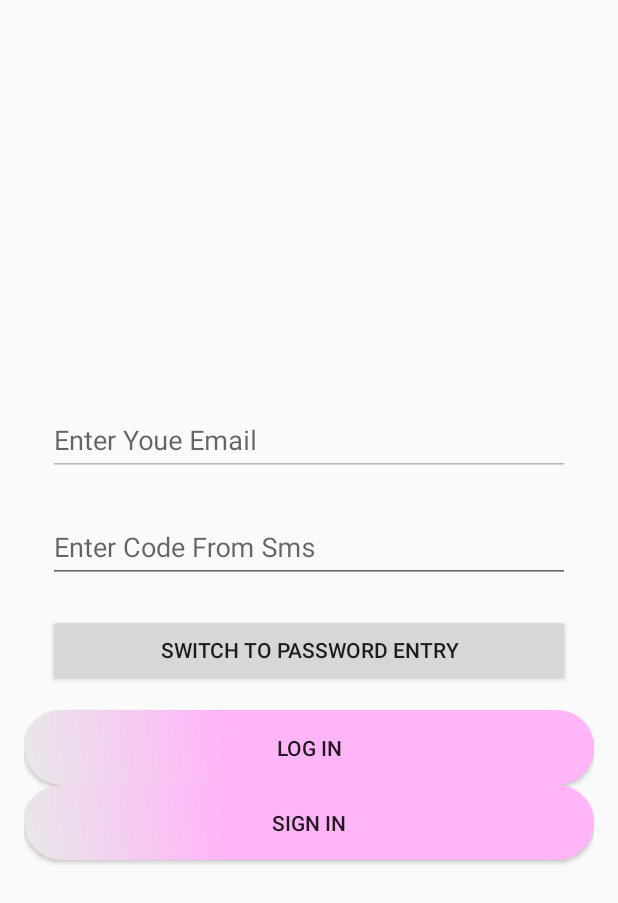
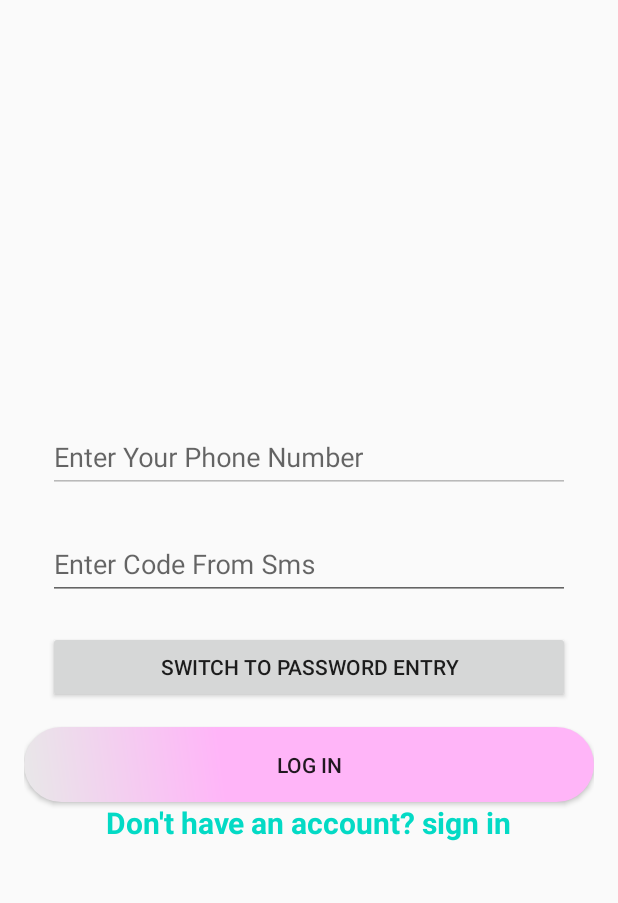
Before and after one commit to SimchaPo/socialdeliverysystem, an Android app: the screen it shows after launch (LoginActivity), after a tap on "GET CODE IN SMS", on a phone screen of 412 x 824 dp. Shown: the top 903 px of the screen. Run offline under Robolectric (Android 15) with nearby library versions, the phone set to English and light mode, and no system bars; our stand-ins replace Firebase (no records; nobody signed in at launch, a user with empty details on screens opened directly); 2 other taps on this screen came first.

```diff
--- a/app/src/main/AndroidManifest.xml
+++ b/app/src/main/AndroidManifest.xml
@@ -10,10 +10,10 @@
         android:roundIcon="@mipmap/ic_launcher_round"
         android:supportsRtl="true"
         android:theme="@style/AppTheme">
-        <activity android:name=".SigninActivity"></activity>
-        <activity android:name=".MainActivity"></activity>
+        <activity android:name=".ui.SigninActivity" />
+        <activity android:name=".ui.MainActivity" />
         <activity
-            android:name=".LoginActivity"
+            android:name=".ui.LoginActivity"
             android:label="@string/app_name"
             android:theme="@style/AppTheme.NoActionBar">
             <intent-filter>
--- /dev/null
+++ b/app/src/main/java/com/example/socialdeliverysystem/Entites/Parcel.java
@@ -0,0 +1,6 @@
+package com.example.socialdeliverysystem.Entites;
+
+public class Parcel {
+    public enum Type{Envelope, SmallPackage, LargePackage};
+    public enum Weight{}
+}
--- a/app/src/main/java/com/example/socialdeliverysystem/LoginActivity.java
+++ /dev/null
@@ -1,75 +0,0 @@
-package com.example.socialdeliverysystem;
-
-import androidx.appcompat.app.AppCompatActivity;
-import androidx.appcompat.widget.LinearLayoutCompat;
-
-import android.app.PendingIntent;
-import android.content.Intent;
-import android.os.Bundle;
-import android.text.Layout;
-import android.view.View;
-import com.google.android.material.textfield.TextInputLayout;
-
-import java.util.regex.Pattern;
-
-public class LoginActivity extends AppCompatActivity {
-    private TextInputLayout editTextEmailLogin;
-    private TextInputLayout editTextPasswordLogin;
-    private TextInputLayout getEditTextSmsLogin;
-    private LinearLayoutCompat loginLayout;
-    private LinearLayoutCompat sms_login;
-    private LinearLayoutCompat password_login;
-
-
-    @Override
-    protected void onCreate(Bundle savedInstanceState) {
-        super.onCreate(savedInstanceState);
-        setContentView(R.layout.activity_login);
-        findView();
-        sms_login.setVisibility(View.GONE);
-    }
-
-    private void findView() {
-        editTextEmailLogin = findViewById(R.id.login_input_email);
-        editTextPasswordLogin = findViewById(R.id.login_input_password);
-        getEditTextSmsLogin = findViewById(R.id.login_input_sms);
-        loginLayout = findViewById(R.id.login_layout);
-        sms_login = findViewById(R.id.sms_entry);
-        password_login = findViewById(R.id.password_entry);
-    }
-
-
-    public void logInOnClick(View view) {
-        return;
-    }
-
-    public void logInSmsOnClick(View view) {
-        if (!checkEmailEditTextBox(editTextEmailLogin.getEditText().getText().toString())){
-            editTextEmailLogin.setError("EMAIL ADDRESS NOT CORRECT!");
-            return;
-        }
-        editTextEmailLogin.setEnabled(false);
-        editTextPasswordLogin.getEditText().getText().clear();
-        password_login.setVisibility(View.GONE);
-        sms_login.setVisibility(View.VISIBLE);
-    }
-
-    private boolean checkEmailEditTextBox(String toString) {
-        //To Do!!
-        return  true;
-    }
-
-    public void logInPasswordOnClick(View view) {
-        editTextEmailLogin.setEnabled(true);
-        getEditTextSmsLogin.getEditText().getText().clear();
-        sms_login.setVisibility(View.GONE);
-        password_login.setVisibility(View.VISIBLE);
-    }
-
-    public void SignInOnClick(View view) {
-        Intent signIn = new Intent(getApplicationContext(), SigninActivity.class);
-        startActivity(signIn);
-    }
-
-
-}
--- /dev/null
+++ b/app/src/main/java/com/example/socialdeliverysystem/ui/LoginActivity.java
@@ -0,0 +1,180 @@
+package com.example.socialdeliverysystem.ui;
+
+import androidx.annotation.NonNull;
+import androidx.appcompat.app.AppCompatActivity;
+import androidx.appcompat.widget.LinearLayoutCompat;
+
+import android.content.Intent;
+import android.os.Bundle;
+import android.view.View;
+import android.widget.EditText;
+import android.widget.Toast;
+
+import com.example.socialdeliverysystem.R;
+import com.google.android.gms.tasks.OnCompleteListener;
+import com.google.android.gms.tasks.Task;
+import com.google.android.gms.tasks.TaskExecutors;
+import com.google.android.material.textfield.TextInputLayout;
+import com.google.firebase.FirebaseException;
+import com.google.firebase.auth.AuthResult;
+import com.google.firebase.auth.FirebaseAuth;
+import com.google.firebase.auth.FirebaseAuthInvalidCredentialsException;
+import com.google.firebase.auth.FirebaseUser;
+import com.google.firebase.auth.GetTokenResult;
+import com.google.firebase.auth.PhoneAuthCredential;
+import com.google.firebase.auth.PhoneAuthProvider;
+import com.google.firebase.database.DatabaseReference;
+import com.google.firebase.database.FirebaseDatabase;
+
+import java.util.concurrent.TimeUnit;
+
+public class LoginActivity extends AppCompatActivity {
+    private TextInputLayout editTextPhoneLogin;
+    private TextInputLayout editTextPasswordLogin;
+    private TextInputLayout getEditTextSmsLogin;
+    private LinearLayoutCompat loginLayout;
+    private LinearLayoutCompat sms_login;
+    private LinearLayoutCompat password_login;
+
+    private PhoneAuthProvider.ForceResendingToken mResendToken;
+    private String mVerificationId;
+    private EditText editTextCode;
+    private FirebaseAuth mAuth;
+
+
+    @Override
+    protected void onCreate(Bundle savedInstanceState) {
+        super.onCreate(savedInstanceState);
+        setContentView(R.layout.activity_login);
+        findView();
+        mAuth = FirebaseAuth.getInstance();
+        sms_login.setVisibility(View.GONE);
+    }
+
+    private void findView() {
+        editTextPhoneLogin = findViewById(R.id.login_input_phone);
+        editTextPasswordLogin = findViewById(R.id.login_input_password);
+        getEditTextSmsLogin = findViewById(R.id.login_input_sms);
+        loginLayout = findViewById(R.id.login_layout);
+        sms_login = findViewById(R.id.sms_entry);
+        password_login = findViewById(R.id.password_entry);
+
+    }
+
+    public void logInOnClick(View view) {
+        return;
+    }
+
+    public void logInSmsOnClick(View view) {
+        if (!checkPhoneEditTextBox(editTextPhoneLogin.getEditText().getText().toString())) {
+            editTextPhoneLogin.setError("PHONE NUMBER NOT CORRECT!");
+            return;
+        }
+        editTextPhoneLogin.setEnabled(false);
+        editTextPasswordLogin.getEditText().getText().clear();
+        password_login.setVisibility(View.GONE);
+        sms_login.setVisibility(View.VISIBLE);
+        sendVerificationCode(editTextPhoneLogin.getEditText().getText().toString().trim());
+    }
+
+    private boolean checkPhoneEditTextBox(String toString) {
+        //To Do!!
+        return true;
+    }
+
+    public void logInPasswordOnClick(View view) {
+        editTextPhoneLogin.setEnabled(true);
+        getEditTextSmsLogin.getEditText().getText().clear();
+        sms_login.setVisibility(View.GONE);
+        password_login.setVisibility(View.VISIBLE);
+
+    }
+
+    public void SignInOnClick(View view) {
+        Intent signIn = new Intent(getApplicationContext(), SigninActivity.class);
+        startActivity(signIn);
+    }
+
+    private void sendVerificationCode(String mobile) {
+        PhoneAuthProvider.getInstance().verifyPhoneNumber(
+                "+972" + mobile,
+                60,
+                TimeUnit.SECONDS,
+                TaskExecutors.MAIN_THREAD,
+                mCallbacks);
+    }
+
+
+    private PhoneAuthProvider.OnVerificationStateChangedCallbacks mCallbacks = new PhoneAuthProvider.OnVerificationStateChangedCallbacks() {
+        @Override
+        public void onVerificationCompleted(PhoneAuthCredential phoneAuthCredential) {
+            //Getting the code sent by SMS
+            String code = phoneAuthCredential.getSmsCode();
+
+            //sometime the code is not detected automatically
+            //in this case the code will be null
+            //so user has to manually enter the code
+            if (code != null) {
+                getEditTextSmsLogin.getEditText().setText(code);
+                //verifying the code
+                verifyVerificationCode(code);
+            }
+        }
+
+        @Override
+        public void onVerificationFailed(FirebaseException e) {
+            Toast.makeText(LoginActivity.this, e.getMessage(), Toast.LENGTH_LONG).show();
+        }
+
+        @Override
+        public void onCodeSent(String s, PhoneAuthProvider.ForceResendingToken forceResendingToken) {
+            super.onCodeSent(s, forceResendingToken);
+            mVerificationId = s;
+            mResendToken = forceResendingToken;
+            //   resendVerificationCode(editTextPhoneLogin.getEditText().getText().toString().trim(), mResendToken);
+
+        }
+    };
+
+    private void verifyVerificationCode(String otp) {
+        //creating the credential
+        PhoneAuthCredential credential = PhoneAuthProvider.getCredential(mVerificationId, otp);
+
+        //signing the user
+        signInWithPhoneAuthCredential(credential);
+    }
+
+    private void signInWithPhoneAuthCredential(PhoneAuthCredential credential) {
+        mAuth.signInWithCredential(credential)
+                .addOnCompleteListener(LoginActivity.this, new OnCompleteListener<AuthResult>() {
+                    @Override
+                    public void onComplete(@NonNull Task<AuthResult> task) {
+                        if (task.isSuccessful()) {
+                            //verification successful we will start the profile activity
+                            //  Intent intent = new Intent(LoginActivity.this, MainActivity.class);
+                            //  intent.setFlags(Intent.FLAG_ACTIVITY_NEW_TASK | Intent.FLAG_ACTIVITY_CLEAR_TASK);
+                            //  startActivity(intent);
+
+                        } else {
+
+                            //verification unsuccessful.. display an error message
+
+                            String message = "Somthing is wrong, we will fix it soon...";
+
+                            if (task.getException() instanceof FirebaseAuthInvalidCredentialsException) {
+                                message = "Invalid code entered...";
+                            }
+
+                            //Snackbar snackbar = Snackbar.make(findViewById(R.id.parent), message, Snackbar.LENGTH_LONG);
+                            //snackbar.setAction("Dismiss", new View.OnClickListener() {
+                            //    @Override
+                            //    public void onClick(View v) {
+
+                            //    }
+                            //});
+                            //snackbar.show();
+                        }
+                    }
+                });
+    }
+}
--- a/app/src/main/java/com/example/socialdeliverysystem/MainActivity.java
+++ b/app/src/main/java/com/example/socialdeliverysystem/ui/MainActivity.java
@@ -1,9 +1,10 @@
-package com.example.socialdeliverysystem;
+package com.example.socialdeliverysystem.ui;
 
 import android.os.Bundle;
 import android.view.View;
 import android.view.Menu;
 
+import com.example.socialdeliverysystem.R;
 import com.google.android.material.floatingactionbutton.FloatingActionButton;
 import com.google.android.material.snackbar.Snackbar;
 import com.google.android.material.navigation.NavigationView;
--- a/app/src/main/res/layout/activity_login.xml
+++ b/app/src/main/res/layout/activity_login.xml
@@ -6,7 +6,7 @@
     android:layout_height="match_parent"
     android:orientation="vertical"
     android:padding="16dp"
-    tools:context=".LoginActivity"
+    tools:context=".ui.LoginActivity"
     android:gravity="center">
 
     <androidx.appcompat.widget.LinearLayoutCompat
@@ -17,7 +17,7 @@
         android:padding="16dp">
 
         <com.google.android.material.textfield.TextInputLayout
-            android:id="@+id/login_input_email"
+            android:id="@+id/login_input_phone"
             android:layout_width="match_parent"
             android:layout_height="wrap_content"
             app:boxBackgroundMode="outline"
@@ -26,8 +26,8 @@
             <com.google.android.material.textfield.TextInputEditText
                 android:layout_width="match_parent"
                 android:layout_height="wrap_content"
-                android:hint="@string/enter_youe_email"
-                android:inputType="textEmailAddress" />
+                android:hint="Enter Your Phone Number"
+                android:inputType="phone" />
 
         </com.google.android.material.textfield.TextInputLayout>
 
@@ -98,13 +98,17 @@
         android:background="@drawable/button_style"
         android:onClick="logInOnClick"
         android:text="@string/log_in" />
-    <Button
-        android:id="@+id/sign_in"
-        android:layout_width="match_parent"
+
+    <TextView
+        android:id="@+id/signInText"
+        android:layout_width="wrap_content"
         android:layout_height="wrap_content"
-        android:layout_centerInParent="true"
-        android:background="@drawable/button_style"
+        android:clickable="true"
+        android:contextClickable="false"
         android:onClick="SignInOnClick"
-        android:text="@string/sign_in" />
+        android:text="@string/don_t_have_an_account_sign_in"
+        android:textColor="@color/colorAccent"
+        android:textSize="20sp"
+        android:textStyle="bold" />
 
 </androidx.appcompat.widget.LinearLayoutCompat>
--- a/app/src/main/res/layout/activity_signin.xml
+++ b/app/src/main/res/layout/activity_signin.xml
@@ -6,7 +6,7 @@
     android:layout_height="match_parent"
     android:orientation="vertical"
     android:padding="16dp"
-    tools:context=".SigninActivity">
+    tools:context=".ui.SigninActivity">
 
     <androidx.appcompat.widget.LinearLayoutCompat
         android:id="@+id/signin_layout"
--- a/app/src/main/res/layout/app_bar_main.xml
+++ b/app/src/main/res/layout/app_bar_main.xml
@@ -4,7 +4,7 @@
     xmlns:tools="http://schemas.android.com/tools"
     android:layout_width="match_parent"
     android:layout_height="match_parent"
-    tools:context=".MainActivity">
+    tools:context=".ui.MainActivity">
 
     <com.google.android.material.appbar.AppBarLayout
         android:layout_width="match_parent"
--- a/app/src/main/res/values/strings.xml
+++ b/app/src/main/res/values/strings.xml
@@ -22,4 +22,5 @@
     <string name="log_in">Log In</string>
     <string name="sign_in">Sign In</string>
     <string name="get_code_in_sms">Get Code In Sms</string>
+    <string name="don_t_have_an_account_sign_in">Don\'t have an account? sign in</string>
 </resources>
--- a/build.gradle
+++ b/build.gradle
@@ -9,8 +9,7 @@ buildscript {
     }
     dependencies {
         classpath 'com.android.tools.build:gradle:3.6.3'
-        classpath 'com.google.gms:google-services:4.2.0'
-
+        classpath 'com.google.gms:google-services:4.3.3'
 
         // NOTE: Do not place your application dependencies here; they belong
         // in the individual module build.gradle files
```
Also changed, not shown: app/build.gradle (+12 -7 lines), app/src/main/java/com/example/socialdeliverysystem/Entites/Person.java (added, +77 -0 lines), app/src/main/java/com/example/socialdeliverysystem/ui/SigninActivity.java (renamed from app/src/main/java/com/example/socialdeliverysystem/SigninActivity.java, +8 -2 lines), gradle.properties (line endings or trailing spaces), 1 other file.
